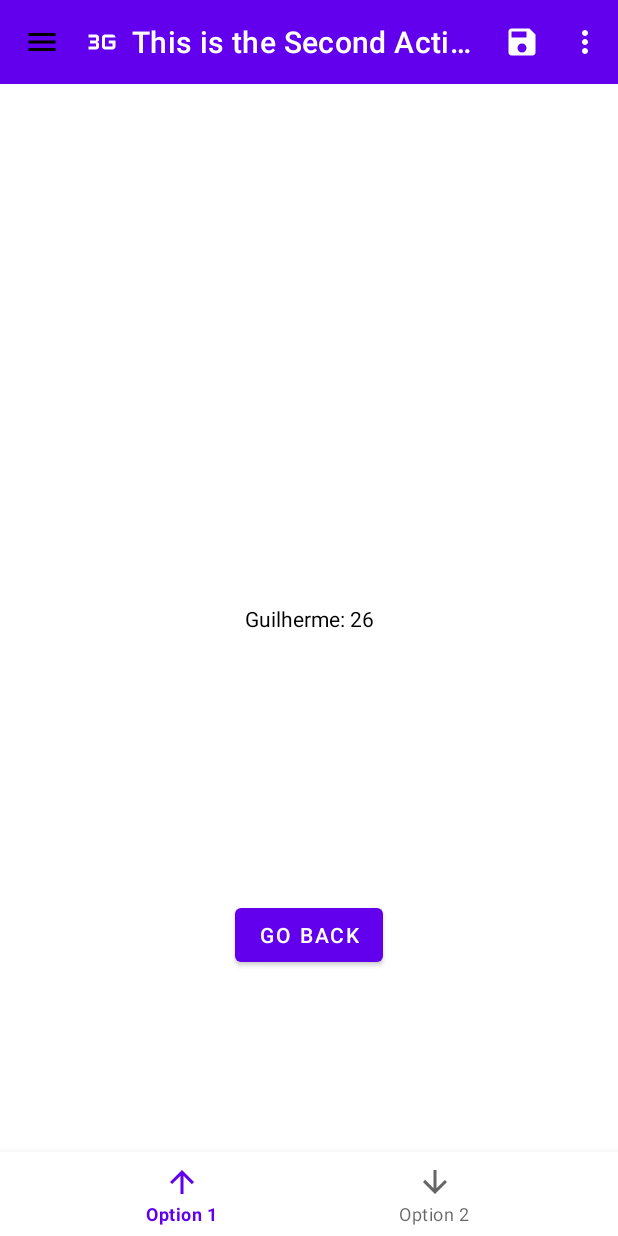
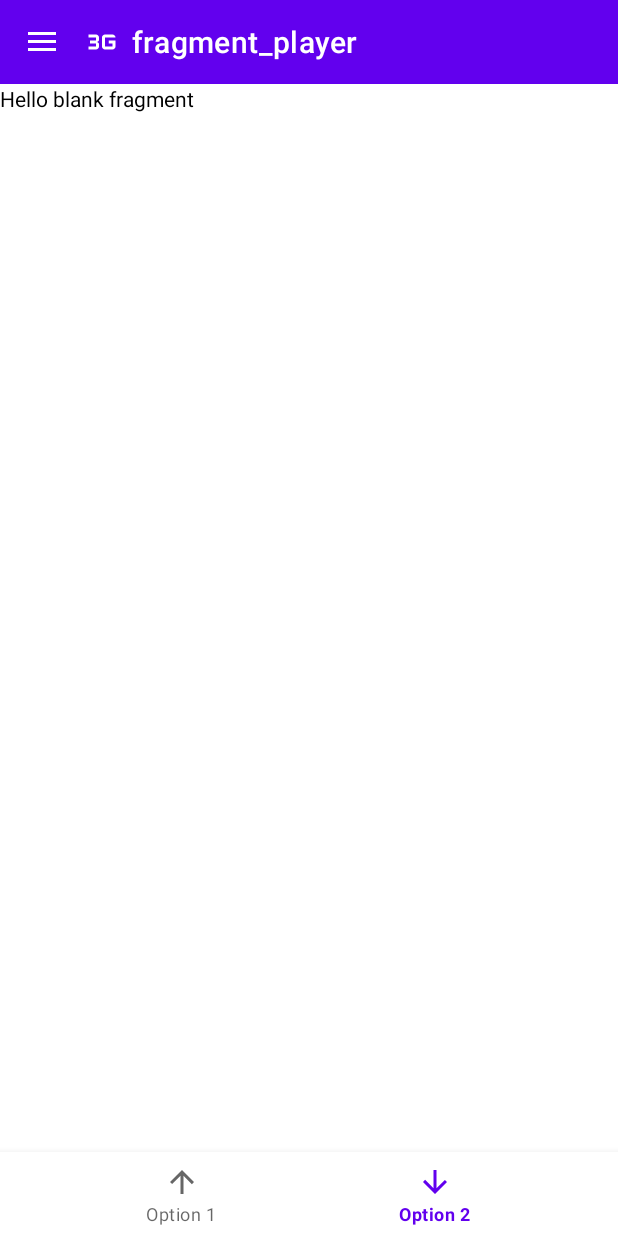
Before and after one commit to guilhermemarx14/android-kotlin-navigation-classes, an Android app: the screen it shows after launch (SecondActivity before the commit, MainActivity after it), after a tap on "GO TO SECOND ACTIVITY", on a phone screen of 412 x 824 dp. Run offline under Robolectric (Android 15) with nearby library versions, the phone set to English and light mode, and no system bars; our stand-ins replace navigation-ui.

Commit message:
feat: Add Navigation components

```diff
--- /dev/null
+++ b/app/src/main/java/com/example/jokenpo/HomeFragment.kt
@@ -0,0 +1,32 @@
+package com.example.jokenpo
+
+import android.os.Bundle
+import android.view.LayoutInflater
+import android.view.View
+import android.view.ViewGroup
+import androidx.fragment.app.Fragment
+import androidx.navigation.fragment.findNavController
+import com.example.jokenpo.databinding.FragmentHomeBinding
+
+class HomeFragment : Fragment() {
+
+    private lateinit var binding: FragmentHomeBinding
+
+    override fun onCreateView(
+        inflater: LayoutInflater,
+        container: ViewGroup?,
+        savedInstanceState: Bundle?
+    ): View {
+        binding = FragmentHomeBinding.inflate(layoutInflater, container, false)
+
+        binding.goToSecondActivityButton.setOnClickListener {
+            val action = HomeFragmentDirections.actionHomeFragmentToGameNav()
+            findNavController().navigate(action)
+        }
+
+        return binding.root
+    }
+
+
+
+}
--- a/app/src/main/java/com/example/jokenpo/MainActivity.kt
+++ b/app/src/main/java/com/example/jokenpo/MainActivity.kt
@@ -1,51 +1,123 @@
 package com.example.jokenpo
 
-import android.app.Activity
-import android.content.Intent
 import androidx.appcompat.app.AppCompatActivity
 import android.os.Bundle
-import androidx.activity.result.ActivityResult
-import androidx.activity.result.contract.ActivityResultContracts
+import android.view.Menu
+import android.view.MenuItem
+import androidx.core.view.GravityCompat
+import androidx.drawerlayout.widget.DrawerLayout
+import androidx.navigation.NavController
+import androidx.navigation.fragment.NavHostFragment
+import androidx.navigation.ui.AppBarConfiguration
+import androidx.navigation.ui.setupActionBarWithNavController
+import androidx.navigation.ui.setupWithNavController
 import com.example.jokenpo.databinding.ActivityMainBinding
+import com.google.android.material.bottomnavigation.BottomNavigationView
+import com.google.android.material.navigation.NavigationView
 import com.google.android.material.snackbar.Snackbar
 
 class MainActivity : AppCompatActivity() {
+
+    private lateinit var drawer: DrawerLayout
+    private lateinit var binding: ActivityMainBinding
+    private lateinit var navDrawer: NavigationView
+    private lateinit var bottomNav: BottomNavigationView
+    private lateinit var navHostFragment: NavHostFragment
+    private lateinit var navController: NavController
+
     override fun onCreate(savedInstanceState: Bundle?) {
         super.onCreate(savedInstanceState)
 
-        val binding = ActivityMainBinding.inflate(layoutInflater)
+        binding = ActivityMainBinding.inflate(layoutInflater)
+        val toolbar = binding.toolbar2
+
         setContentView(binding.root)
-
-        val toolbar = binding.toolbar
         setSupportActionBar(toolbar)
 
-        supportActionBar?.title = getString(R.string.minha_app_bar)
-        supportActionBar?.setLogo(R.drawable.ic_logo)
-        supportActionBar?.setDisplayUseLogoEnabled(true)
-        supportActionBar?.setDisplayHomeAsUpEnabled(true)
+        drawer = binding.root
+        navDrawer = binding.navigationView
+        bottomNav = binding.bottomNav
 
-        val secondActivityIntent = Intent(this, SecondActivity::class.java)
-        secondActivityIntent.putExtra("name", "Guilherme")
-        secondActivityIntent.putExtra("age", 26)
+        navHostFragment = supportFragmentManager.findFragmentById(R.id.fragmentContainerView) as NavHostFragment
+        navController = navHostFragment.navController
 
-        val activityResult =
-            registerForActivityResult(ActivityResultContracts.StartActivityForResult()) { result: ActivityResult ->
-                if (result.resultCode == Activity.RESULT_OK) {
-                    val intent = result.data
-                    if (intent?.hasExtra("result") == true)
-                        Snackbar.make(binding.root, intent.getStringExtra("result") ?: "Error", Snackbar.LENGTH_SHORT).show()
-                }
-            }
+        val appBarConfiguration = AppBarConfiguration(setOf(R.id.playerFragment,R.id.resultFragment), drawer)
+        setupActionBarWithNavController(navController, appBarConfiguration)
+        navDrawer.setupWithNavController(navController)
 
-        binding.goToSecondActivityButton.setOnClickListener {
-            activityResult.launch(secondActivityIntent)
-        }
-
+        configureListeners()
 
     }
 
+
+
+
+    private fun configureListeners() {
+        /*navDrawer.setNavigationItemSelectedListener { menuItem ->
+            drawer.closeDrawers()
+            when (menuItem.itemId) {
+                R.id.drawer_home -> {
+                    onBackPressed()
+                    true
+                }
+                else -> false
+            }
+        }*/
+
+        bottomNav.setOnItemSelectedListener { menuItem ->
+            when (menuItem.itemId) {
+                R.id.bottom_option_1 -> {
+                    Snackbar.make(this, drawer, getString(R.string.bottom_title_1), Snackbar.LENGTH_SHORT).show()
+                    true
+                }
+                R.id.bottom_option_2 -> {
+                    Snackbar.make(this, drawer, getString(R.string.bottom_title_2), Snackbar.LENGTH_SHORT).show()
+                    true
+                }
+                else -> {
+                    Snackbar.make(this,drawer, getString(R.string.something_went_wrong),Snackbar.LENGTH_SHORT).show()
+                    false
+                }
+            }
+        }
+    }
+
+    /*override fun onCreateOptionsMenu(menu: Menu?): Boolean {
+        menuInflater.inflate(R.menu.second_activity_menu, menu)
+        return true
+    }*/
+
+    /*override fun onOptionsItemSelected(item: MenuItem): Boolean {
+        return when (item.itemId) {
+            R.id.menu_save -> {
+                Snackbar.make(this, drawer, getString(R.string.menu_save), Snackbar.LENGTH_SHORT)
+                    .show()
+                true
+            }
+            R.id.menu_settings -> {
+                Snackbar.make(
+                    this,
+                    drawer,
+                    getString(R.string.menu_settings),
+                    Snackbar.LENGTH_SHORT
+                ).show()
+                true
+            }
+            else -> {
+                Snackbar.make(
+                    this,
+                    drawer,
+                    getString(R.string.something_went_wrong),
+                    Snackbar.LENGTH_SHORT
+                ).show()
+                false
+            }
+        }
+    }*/
+
     override fun onSupportNavigateUp(): Boolean {
-        onBackPressed()
+        drawer.openDrawer(GravityCompat.START)
         return true
     }
+
 }
--- /dev/null
+++ b/app/src/main/java/com/example/jokenpo/PlayerFragment.kt
@@ -0,0 +1,18 @@
+package com.example.jokenpo
+
+import android.os.Bundle
+import androidx.fragment.app.Fragment
+import android.view.LayoutInflater
+import android.view.View
+import android.view.ViewGroup
+
+class PlayerFragment : Fragment() {
+
+    override fun onCreateView(
+        inflater: LayoutInflater, container: ViewGroup?,
+        savedInstanceState: Bundle?
+    ): View? {
+        // Inflate the layout for this fragment
+        return inflater.inflate(R.layout.fragment_player, container, false)
+    }
+}
--- a/app/src/main/java/com/example/jokenpo/SecondActivity.kt
+++ /dev/null
@@ -1,136 +0,0 @@
-package com.example.jokenpo
-
-import android.app.Activity
-import android.content.Intent
-import androidx.appcompat.app.AppCompatActivity
-import android.os.Bundle
-import android.view.Menu
-import android.view.MenuItem
-import androidx.core.view.GravityCompat
-import androidx.drawerlayout.widget.DrawerLayout
-import com.example.jokenpo.databinding.ActivitySecondBinding
-import com.google.android.material.bottomnavigation.BottomNavigationView
-import com.google.android.material.navigation.NavigationView
-import com.google.android.material.snackbar.Snackbar
-
-class SecondActivity : AppCompatActivity() {
-
-    private lateinit var drawer: DrawerLayout
-    private lateinit var binding: ActivitySecondBinding
-    private lateinit var navDrawer: NavigationView
-    private lateinit var bottomNav: BottomNavigationView
-
-    override fun onCreate(savedInstanceState: Bundle?) {
-        super.onCreate(savedInstanceState)
-
-        configureBinding()
-        setupToolbar()
-
-        binding.textSample.text = getTextFromIntent()
-
-        configureListeners()
-
-    }
-
-
-
-    private fun configureBinding() {
-        binding = ActivitySecondBinding.inflate(layoutInflater)
-        drawer = binding.root
-        setContentView(drawer)
-
-        navDrawer = binding.navigationView
-        bottomNav = binding.bottomNav
-    }
-
-    private fun configureListeners() {
-        binding.goBackButton.setOnClickListener {
-            val result = Intent()
-            result.putExtra("result", "Ok")
-            setResult(Activity.RESULT_OK, result)
-            finish()
-        }
-
-        navDrawer.setNavigationItemSelectedListener { menuItem ->
-            drawer.closeDrawers()
-            when (menuItem.itemId) {
-                R.id.drawer_home -> {
-                    onBackPressed()
-                    true
-                }
-                else -> false
-            }
-        }
-
-        bottomNav.setOnItemSelectedListener { menuItem ->
-            when (menuItem.itemId) {
-                R.id.bottom_option_1 -> {
-                    Snackbar.make(this, drawer, getString(R.string.bottom_title_1), Snackbar.LENGTH_SHORT).show()
-                    true
-                }
-                R.id.bottom_option_2 -> {
-                    Snackbar.make(this, drawer, getString(R.string.bottom_title_2), Snackbar.LENGTH_SHORT).show()
-                    true
-                }
-                else -> {
-                    Snackbar.make(this,drawer, getString(R.string.something_went_wrong),Snackbar.LENGTH_SHORT).show()
-                    false
-                }
-            }
-        }
-    }
-
-    private fun getTextFromIntent(): String {
-        return if (intent?.extras?.isEmpty == false) "${intent.getStringExtra("name")}: ${
-            intent.getIntExtra(
-                "age",
-                0
-            )
-        }" else "Error"
-    }
-
-    private fun setupToolbar() {
-        setSupportActionBar(binding.toolbar2)
-        supportActionBar?.setDisplayHomeAsUpEnabled(true)
-        supportActionBar?.setHomeAsUpIndicator(R.drawable.ic_menu)
-    }
-
-    override fun onCreateOptionsMenu(menu: Menu?): Boolean {
-        menuInflater.inflate(R.menu.second_activity_menu, menu)
-        return true
-    }
-
-    override fun onOptionsItemSelected(item: MenuItem): Boolean {
-        return when (item.itemId) {
-            R.id.menu_save -> {
-                Snackbar.make(this, drawer, getString(R.string.menu_save), Snackbar.LENGTH_SHORT)
-                    .show()
-                true
-            }
-            R.id.menu_settings -> {
-                Snackbar.make(
-                    this,
-                    drawer,
-                    getString(R.string.menu_settings),
-                    Snackbar.LENGTH_SHORT
-                ).show()
-                true
-            }
-            else -> {
-                Snackbar.make(
-                    this,
-                    drawer,
-                    getString(R.string.something_went_wrong),
-                    Snackbar.LENGTH_SHORT
-                ).show()
-                false
-            }
-        }
-    }
-
-    override fun onSupportNavigateUp(): Boolean {
-        drawer.openDrawer(GravityCompat.START)
-        return true
-    }
-
-}
--- a/app/src/main/res/layout/activity_main.xml
+++ b/app/src/main/res/layout/activity_main.xml
@@ -1,31 +1,63 @@
 <?xml version="1.0" encoding="utf-8"?>
-<androidx.constraintlayout.widget.ConstraintLayout xmlns:android="http://schemas.android.com/apk/res/android"
+<androidx.drawerlayout.widget.DrawerLayout xmlns:android="http://schemas.android.com/apk/res/android"
     xmlns:app="http://schemas.android.com/apk/res-auto"
     xmlns:tools="http://schemas.android.com/tools"
     android:layout_width="match_parent"
     android:layout_height="match_parent"
+    tools:openDrawer="start"
     tools:context=".MainActivity">
 
-    <Button
-        android:id="@+id/goToSecondActivityButton"
-        android:layout_width="wrap_content"
-        android:layout_height="wrap_content"
-        android:text="@string/button_title"
-        app:layout_constraintBottom_toBottomOf="parent"
-        app:layout_constraintEnd_toEndOf="parent"
-        app:layout_constraintStart_toStartOf="parent"
-        app:layout_constraintTop_toTopOf="parent"
-        app:layout_constraintVertical_bias="0.94" />
+    <androidx.constraintlayout.widget.ConstraintLayout
+        android:layout_width="match_parent"
+        android:layout_height="match_parent">
 
         <androidx.appcompat.widget.Toolbar
-        android:id="@+id/toolbar"
+            android:id="@+id/toolbar2"
             android:layout_width="0dp"
             android:layout_height="wrap_content"
             android:background="?attr/colorPrimary"
             android:minHeight="?attr/actionBarSize"
             android:theme="?attr/actionBarTheme"
+            app:contentInsetStart="0dp"
+            app:contentInsetStartWithNavigation="0dp"
             app:layout_constraintEnd_toEndOf="parent"
             app:layout_constraintStart_toStartOf="parent"
             app:layout_constraintTop_toTopOf="parent"
-        app:title="@string/toolbar" />
+            app:logo="@drawable/ic_logo"
+            app:menu="@menu/second_activity_menu"
+            app:title="@string/sample"
+            app:titleMarginStart="8dp"
+            app:titleTextColor="#FFFFFF" />
+
+        <androidx.fragment.app.FragmentContainerView
+            android:id="@+id/fragmentContainerView"
+            android:name="androidx.navigation.fragment.NavHostFragment"
+            android:layout_width="match_parent"
+            android:layout_height="0dp"
+            app:defaultNavHost="true"
+            app:layout_constraintBottom_toTopOf="@+id/bottomNav"
+            app:layout_constraintEnd_toEndOf="parent"
+            app:layout_constraintStart_toStartOf="parent"
+            app:layout_constraintTop_toBottomOf="@+id/toolbar2"
+            app:navGraph="@navigation/jokenpo_nav" />
+
+        <com.google.android.material.bottomnavigation.BottomNavigationView
+            android:id="@+id/bottomNav"
+            android:layout_width="match_parent"
+            android:layout_height="56dp"
+            app:layout_constraintBottom_toBottomOf="parent"
+            app:layout_constraintEnd_toEndOf="parent"
+            app:layout_constraintStart_toStartOf="parent"
+            app:menu="@menu/bottom_navigation_menu" />
+
     </androidx.constraintlayout.widget.ConstraintLayout>
+
+    <com.google.android.material.navigation.NavigationView
+        android:id="@+id/navigationView"
+        android:layout_width="match_parent"
+        android:layout_height="match_parent"
+        android:layout_gravity="start"
+        app:headerLayout="@layout/menu_header"
+        app:menu="@menu/drawer_menu"
+        tools:visibility="gone" />
+</androidx.drawerlayout.widget.DrawerLayout>
--- a/app/src/main/res/layout/activity_second.xml
+++ /dev/null
@@ -1,71 +0,0 @@
-<?xml version="1.0" encoding="utf-8"?>
-<androidx.drawerlayout.widget.DrawerLayout xmlns:android="http://schemas.android.com/apk/res/android"
-    xmlns:app="http://schemas.android.com/apk/res-auto"
-    xmlns:tools="http://schemas.android.com/tools"
-    android:layout_width="match_parent"
-    android:layout_height="match_parent"
-    tools:openDrawer="start"
-    tools:context=".SecondActivity">
-
-    <androidx.constraintlayout.widget.ConstraintLayout
-        android:layout_width="match_parent"
-        android:layout_height="match_parent">
-
-        <TextView
-            android:id="@+id/textSample"
-            android:layout_width="wrap_content"
-            android:layout_height="wrap_content"
-            android:text="@string/sample"
-            app:layout_constraintBottom_toBottomOf="parent"
-            app:layout_constraintEnd_toEndOf="parent"
-            app:layout_constraintStart_toStartOf="parent"
-            app:layout_constraintTop_toTopOf="parent" />
-
-        <Button
-            android:id="@+id/goBackButton"
-            android:layout_width="wrap_content"
-            android:layout_height="wrap_content"
-            android:text="@string/go_back_button"
-            app:layout_constraintBottom_toBottomOf="parent"
-            app:layout_constraintEnd_toEndOf="parent"
-            app:layout_constraintStart_toStartOf="parent"
-            app:layout_constraintTop_toBottomOf="@+id/textSample" />
-
-        <androidx.appcompat.widget.Toolbar
-            android:id="@+id/toolbar2"
-            android:layout_width="0dp"
-            android:layout_height="wrap_content"
-            android:background="?attr/colorPrimary"
-            android:minHeight="?attr/actionBarSize"
-            android:theme="?attr/actionBarTheme"
-            app:contentInsetStart="0dp"
-            app:contentInsetStartWithNavigation="0dp"
-            app:layout_constraintEnd_toEndOf="parent"
-            app:layout_constraintStart_toStartOf="parent"
-            app:layout_constraintTop_toTopOf="parent"
-            app:logo="@drawable/ic_logo"
-            app:menu="@menu/second_activity_menu"
-            app:title="@string/sample"
-            app:titleMarginStart="8dp"
-            app:titleTextColor="#FFFFFF" />
-
-        <com.google.android.material.bottomnavigation.BottomNavigationView
-            android:id="@+id/bottomNav"
-            android:layout_width="match_parent"
-            android:layout_height="56dp"
-            app:layout_constraintBottom_toBottomOf="parent"
-            app:layout_constraintEnd_toEndOf="parent"
-            app:layout_constraintStart_toStartOf="parent"
-            app:menu="@menu/bottom_navigation_menu" />
-
-    </androidx.constraintlayout.widget.ConstraintLayout>
-
-    <com.google.android.material.navigation.NavigationView
-        android:id="@+id/navigationView"
-        android:layout_width="match_parent"
-        android:layout_height="match_parent"
-        android:layout_gravity="start"
-        app:headerLayout="@layout/menu_header"
-        app:menu="@menu/drawer_menu"
-        tools:visibility="visible" />
-</androidx.drawerlayout.widget.DrawerLayout>
--- /dev/null
+++ b/app/src/main/res/layout/fragment_player.xml
@@ -0,0 +1,14 @@
+<?xml version="1.0" encoding="utf-8"?>
+<FrameLayout xmlns:android="http://schemas.android.com/apk/res/android"
+    xmlns:tools="http://schemas.android.com/tools"
+    android:layout_width="match_parent"
+    android:layout_height="match_parent"
+    tools:context=".PlayerFragment">
+
+    <!-- TODO: Update blank fragment layout -->
+    <TextView
+        android:layout_width="match_parent"
+        android:layout_height="match_parent"
+        android:text="@string/hello_blank_fragment" />
+
+</FrameLayout>
--- a/app/src/main/res/menu/drawer_menu.xml
+++ b/app/src/main/res/menu/drawer_menu.xml
@@ -1,4 +1,4 @@
 <?xml version="1.0" encoding="utf-8"?>
 <menu xmlns:android="http://schemas.android.com/apk/res/android">
-    <item android:id="@+id/drawer_home" android:icon="@drawable/ic_home" android:title="@string/home_text"/>
+    <item android:id="@+id/homeFragment" android:icon="@drawable/ic_home" android:title="@string/home_text"/>
 </menu>
--- /dev/null
+++ b/app/src/main/res/navigation/jokenpo_nav.xml
@@ -0,0 +1,30 @@
+<?xml version="1.0" encoding="utf-8"?>
+<navigation xmlns:android="http://schemas.android.com/apk/res/android"
+    xmlns:app="http://schemas.android.com/apk/res-auto"
+    xmlns:tools="http://schemas.android.com/tools"
+    android:id="@+id/jokenpo_nav"
+    app:startDestination="@id/homeFragment">
+
+    <fragment
+        android:id="@+id/homeFragment"
+        android:name="com.example.jokenpo.HomeFragment"
+        android:label="fragment_home"
+        tools:layout="@layout/fragment_home" >
+        <action
+            android:id="@+id/action_homeFragment_to_game_nav"
+            app:destination="@id/game_nav" />
+    </fragment>
+    <navigation android:id="@+id/game_nav"
+        app:startDestination="@id/playerFragment">
+        <fragment
+            android:id="@+id/resultFragment"
+            android:name="com.example.jokenpo.ResultFragment"
+            android:label="fragment_result"
+            tools:layout="@layout/fragment_result" />
+        <fragment
+            android:id="@+id/playerFragment"
+            android:name="com.example.jokenpo.PlayerFragment"
+            android:label="fragment_player"
+            tools:layout="@layout/fragment_player" />
+    </navigation>
+</navigation>
--- a/app/src/main/res/values/strings.xml
+++ b/app/src/main/res/values/strings.xml
@@ -14,4 +14,6 @@
     <string name="image_content_description">Some description</string>
     <string name="bottom_title_1">Option 1</string>
     <string name="bottom_title_2">Option 2</string>
+    <!-- TODO: Remove or change this placeholder text -->
+    <string name="hello_blank_fragment">Hello blank fragment</string>
 </resources>
```
Also changed, not shown: app/build.gradle (+8 -0 lines), app/src/main/AndroidManifest.xml (+3 -13 lines), app/src/main/java/com/example/jokenpo/ResultFragment.kt (added, +18 -0 lines), app/src/main/res/layout/fragment_home.xml (added, +31 -0 lines), app/src/main/res/layout/fragment_result.xml (added, +14 -0 lines), build.gradle (+10 -1 lines). Lines whose indentation alone changed are shown as unchanged.
